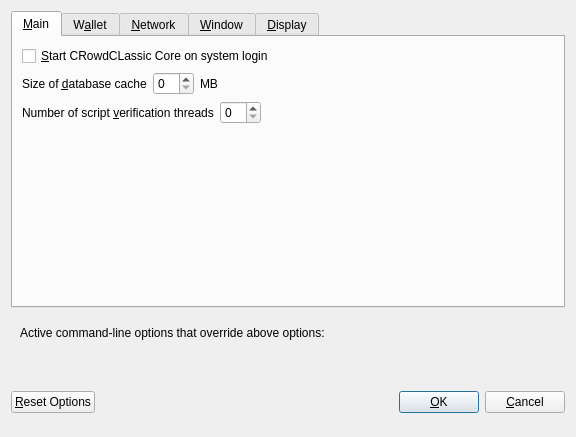
Before: the Qt Designer form src/qt/forms/optionsdialog.ui in CRowdCLassic/Crowdcoin.old, drawn with Qt 5.
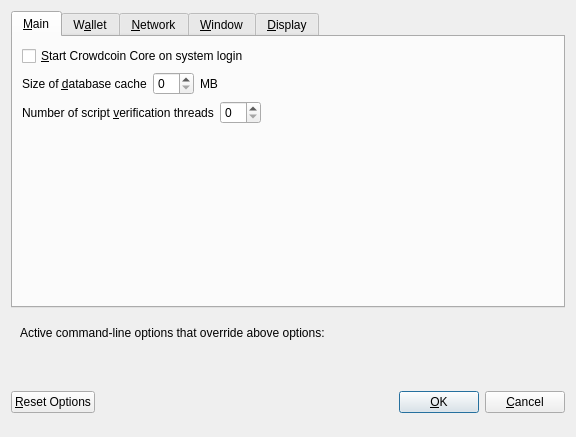
After: the same form once the commit is applied. Custom widgets are drawn as their Qt base class.

```diff
--- a/src/qt/forms/optionsdialog.ui
+++ b/src/qt/forms/optionsdialog.ui
@@ -33,7 +33,7 @@
           <string>Automatically start CRowdCLassic Core after logging in to the system.</string>
          </property>
          <property name="text">
-          <string>&amp;Start CRowdCLassic Core on system login</string>
+          <string>&amp;Start Crowdcoin Core on system login</string>
          </property>
         </widget>
        </item>
```
Left out of the diff: 14 changed lines with no effect on the pictures.
